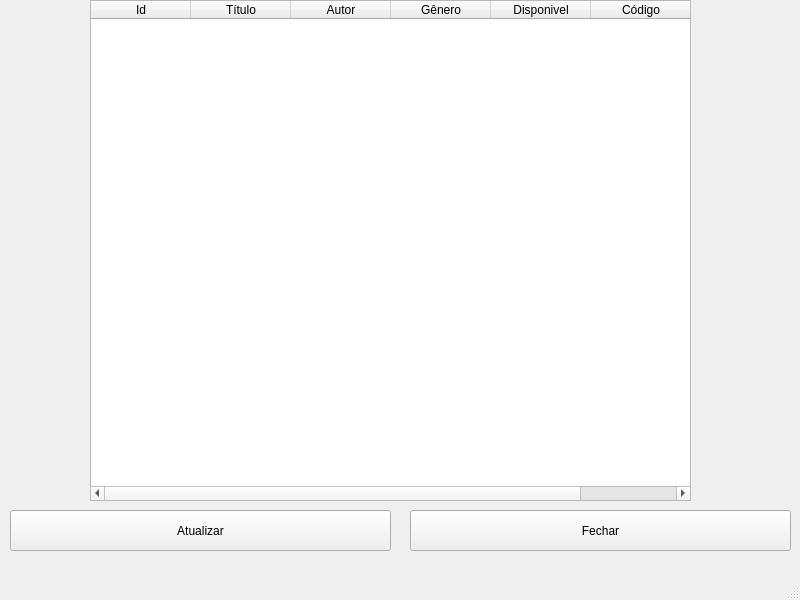
Before: the Qt Designer form views/visualizarLivros.ui in Hawstyyy/biblioteca-poo, drawn with Qt 5.
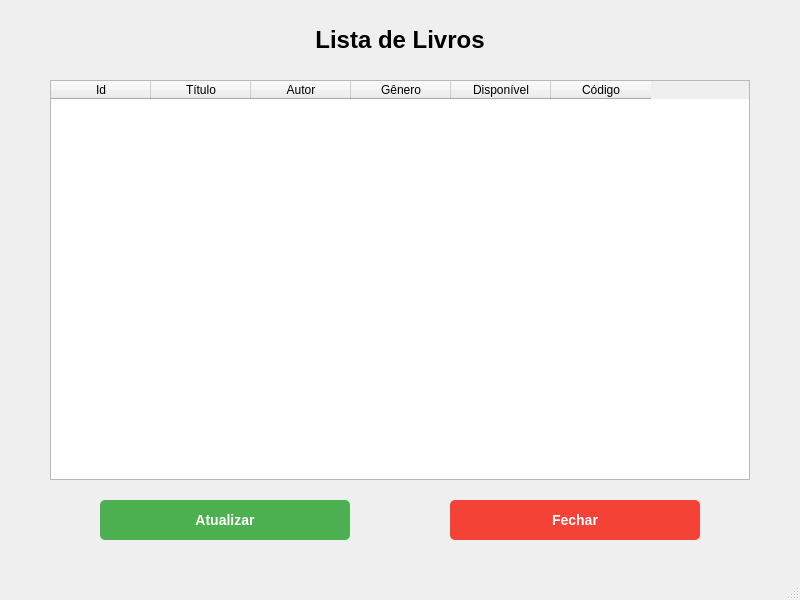
After: the same form once the commit is applied.

```diff
--- a/views/visualizarLivros.ui
+++ b/views/visualizarLivros.ui
@@ -14,41 +14,43 @@
    <string>MainWindow</string>
   </property>
   <widget class="QWidget" name="centralwidget">
-   <widget class="QPushButton" name="fechar">
+   <widget class="QLabel" name="tituloLabel">
     <property name="geometry">
      <rect>
-      <x>410</x>
-      <y>510</y>
-      <width>381</width>
-      <height>41</height>
+      <x>200</x>
+      <y>20</y>
+      <width>400</width>
+      <height>40</height>
      </rect>
     </property>
     <property name="text">
-     <string>Fechar</string>
+     <string>Lista de Livros</string>
     </property>
-   </widget>
-   <widget class="QPushButton" name="atualizar">
-    <property name="geometry">
-     <rect>
-      <x>10</x>
-      <y>510</y>
-      <width>381</width>
-      <height>41</height>
-     </rect>
+    <property name="alignment">
+     <set>Qt::AlignCenter</set>
     </property>
-    <property name="text">
-     <string>Atualizar</string>
+    <property name="font">
+     <font>
+      <pointsize>18</pointsize>
+      <bold>true</bold>
+     </font>
     </property>
    </widget>
    <widget class="QTableWidget" name="tableWidget">
     <property name="geometry">
      <rect>
-      <x>90</x>
-      <y>0</y>
-      <width>601</width>
-      <height>501</height>
+      <x>50</x>
+      <y>80</y>
+      <width>700</width>
+      <height>400</height>
      </rect>
     </property>
+    <property name="columnCount">
+     <number>6</number>
+    </property>
+    <property name="rowCount">
+     <number>0</number>
+    </property>
     <column>
      <property name="text">
       <string>Id</string>
@@ -71,7 +73,7 @@
     </column>
     <column>
      <property name="text">
-      <string>Disponivel</string>
+      <string>Disponível</string>
      </property>
     </column>
     <column>
@@ -80,6 +82,38 @@
      </property>
     </column>
    </widget>
+   <widget class="QPushButton" name="atualizar">
+    <property name="geometry">
+     <rect>
+      <x>100</x>
+      <y>500</y>
+      <width>250</width>
+      <height>40</height>
+     </rect>
+    </property>
+    <property name="text">
+     <string>Atualizar</string>
+    </property>
+    <property name="styleSheet">
+     <string>background-color: #4CAF50; color: white; font: bold 14px; border-radius: 5px;</string>
+    </property>
+   </widget>
+   <widget class="QPushButton" name="fechar">
+    <property name="geometry">
+     <rect>
+      <x>450</x>
+      <y>500</y>
+      <width>250</width>
+      <height>40</height>
+     </rect>
+    </property>
+    <property name="text">
+     <string>Fechar</string>
+    </property>
+    <property name="styleSheet">
+     <string>background-color: #F44336; color: white; font: bold 14px; border-radius: 5px;</string>
+    </property>
+   </widget>
   </widget>
   <widget class="QMenuBar" name="menubar">
    <property name="geometry">
```
Left out of the diff: 2 changed lines with no effect on the pictures.
